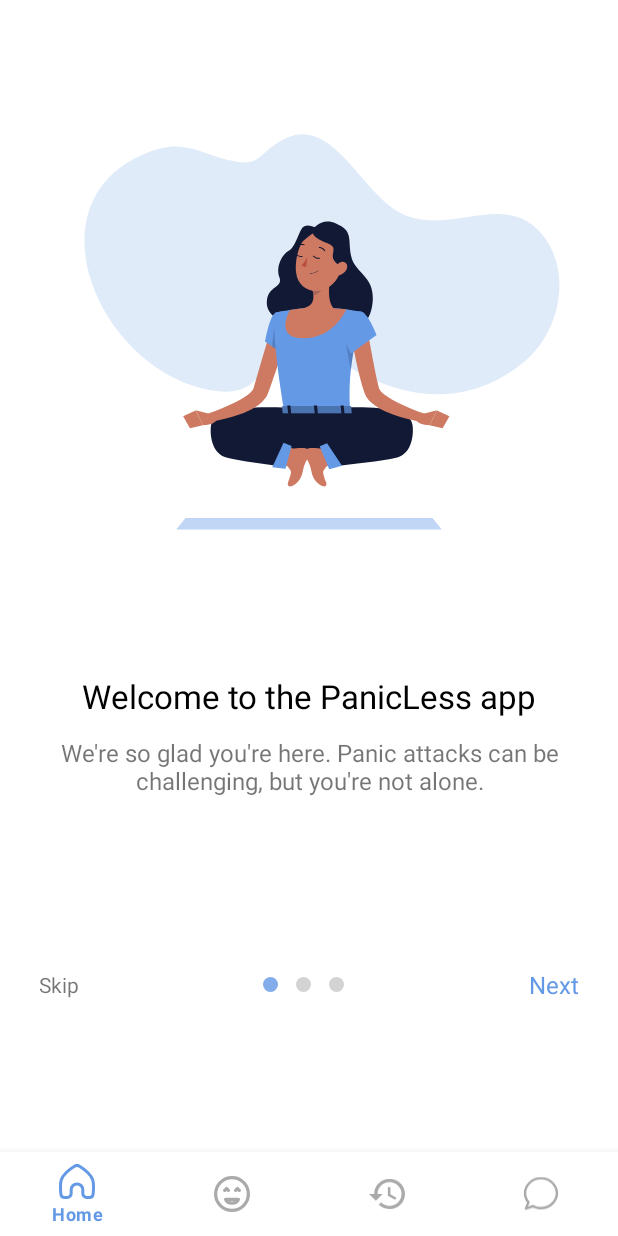
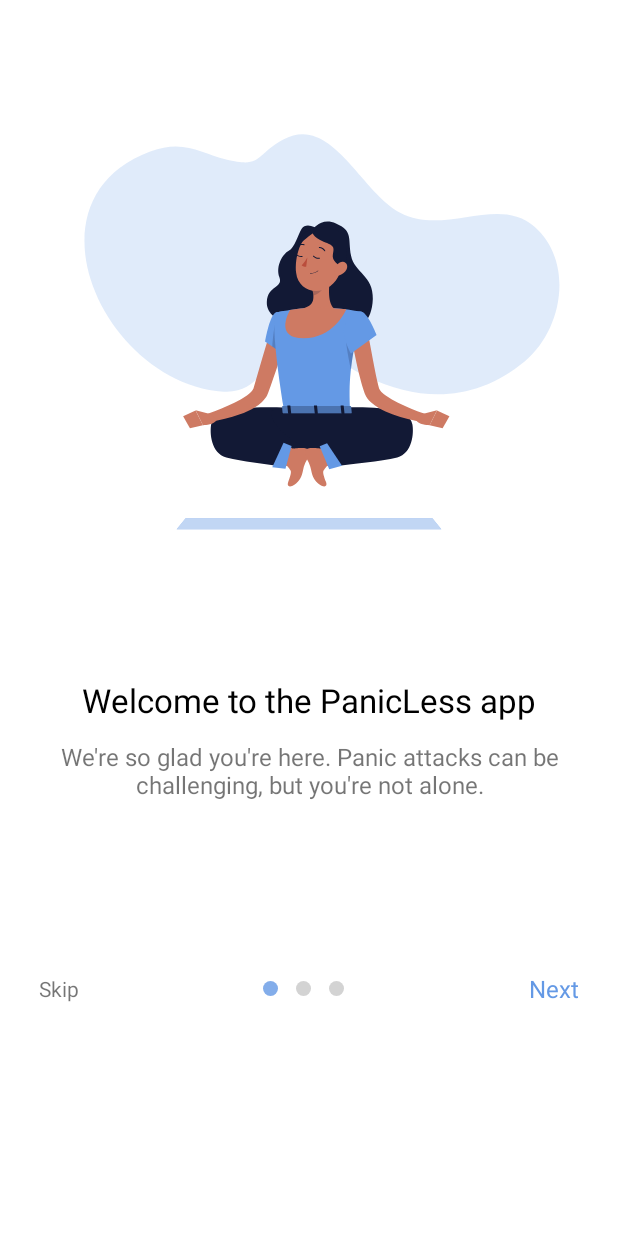
Before and after one commit to Hooligans-2023/Panicless, an Android app: the screen it shows after launch (MainActivity), on a phone screen of 412 x 824 dp. Run offline under Robolectric (Android 15) with nearby library versions, the light colour scheme and no system bars; our stand-ins replace Dagger/Hilt's generated code, navigation-ui; Roboto replaces fonts that are not available here.

Commit message:
work in peogress

```diff
--- a/app/src/main/AndroidManifest.xml
+++ b/app/src/main/AndroidManifest.xml
@@ -1,8 +1,9 @@
 <?xml version="1.0" encoding="utf-8"?>
 <manifest xmlns:android="http://schemas.android.com/apk/res/android"
     xmlns:tools="http://schemas.android.com/tools" >
-
+    <uses-permission android:name="android.permission.INTERNET"/>
     <application
+        android:name=".PaniclessApplication"
         android:allowBackup="true"
         android:dataExtractionRules="@xml/data_extraction_rules"
         android:fullBackupContent="@xml/backup_rules"
--- a/app/src/main/java/com/example/graduation/presentation/MainActivity.kt
+++ b/app/src/main/java/com/example/graduation/presentation/MainActivity.kt
@@ -1,7 +1,10 @@
 package com.example.graduation.presentation
 
 import android.os.Bundle
+import android.view.View
 import androidx.appcompat.app.AppCompatActivity
+import androidx.navigation.NavController
+import androidx.navigation.NavDestination
 import androidx.navigation.fragment.NavHostFragment
 import androidx.navigation.ui.setupWithNavController
 import com.example.graduation.R
@@ -10,7 +13,7 @@
 import dagger.hilt.android.HiltAndroidApp
 
 @AndroidEntryPoint
-class MainActivity : AppCompatActivity() {
+class MainActivity : AppCompatActivity(), NavController.OnDestinationChangedListener {
     private lateinit var binding: ActivityMainBinding
 
     override fun onCreate(savedInstanceState: Bundle?) {
@@ -21,10 +24,27 @@
         binding.run {
             val navHostFragment = supportFragmentManager.findFragmentById(R.id.nav_host_fragment) as NavHostFragment
             val navController = navHostFragment.navController
+            navController.addOnDestinationChangedListener(this@MainActivity)
 
             bottomNavigation.setupWithNavController(navController)
 
         }
 
     }
+
+    override fun onDestinationChanged(
+        controller: NavController,
+        destination: NavDestination,
+        arguments: Bundle?
+    ) {
+        when (destination.id) {
+            R.id.home, R.id.relief, R.id.prediction, R.id.history -> {
+                binding.bottomNavigation.visibility = View.VISIBLE
+
+            }
+            else -> {
+                binding.bottomNavigation.visibility = View.GONE
+            }
+        }
+    }
 }
--- a/build.gradle
+++ b/build.gradle
@@ -42,6 +42,8 @@
 plugins {
     /*id "com.osacky.doctor" version "0.8.1"*/
     id 'org.jetbrains.kotlin.android' version '1.8.0' apply false
+    id 'com.google.dagger.hilt.android' version '2.44' apply false
+
 
 }
 allprojects {
```
Also changed, not shown: app/build.gradle (+15 -3 lines), app/src/main/java/com/example/graduation/presentation/Artical1.kt (+3 -33 lines), app/src/main/java/com/example/graduation/presentation/artical2.kt (+2 -33 lines), app/src/main/java/com/example/graduation/presentation/artical3.kt (+5 -33 lines).
